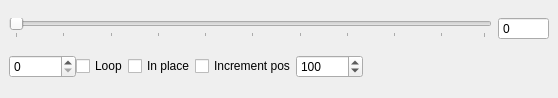
This is code/nel/tools/3d/object_viewer_qt/src/animation_form.ui in ryzom/ryzomcore as Qt 5 draws it before an edit. The edited form follows.
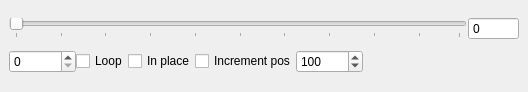
This is the edited form. Icons and pictures are not drawn.

```diff
--- a/code/nel/tools/3d/object_viewer_qt/src/animation_form.ui
+++ b/code/nel/tools/3d/object_viewer_qt/src/animation_form.ui
@@ -6,8 +6,8 @@
    <rect>
     <x>0</x>
     <y>0</y>
-    <width>519</width>
-    <height>98</height>
+    <width>489</width>
+    <height>92</height>
    </rect>
   </property>
   <property name="sizePolicy">
@@ -18,8 +18,8 @@
   </property>
   <property name="minimumSize">
    <size>
-    <width>519</width>
-    <height>98</height>
+    <width>489</width>
+    <height>92</height>
    </size>
   </property>
   <property name="maximumSize">
@@ -42,6 +42,12 @@
   </property>
   <widget class="QWidget" name="dockWidgetContents">
    <layout class="QGridLayout" name="gridLayout">
+    <property name="margin">
+     <number>9</number>
+    </property>
+    <property name="spacing">
+     <number>1</number>
+    </property>
     <item row="0" column="0" colspan="7">
      <layout class="QHBoxLayout" name="horizontalLayout_3">
       <item>
```
